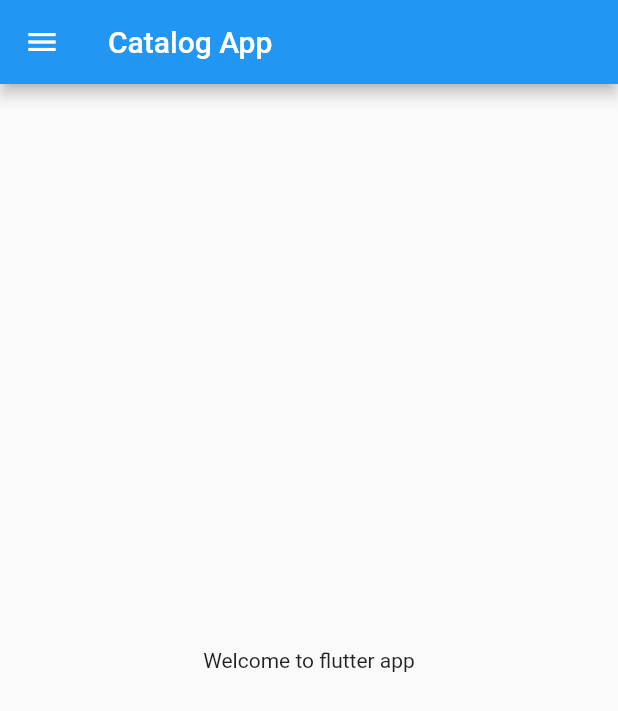
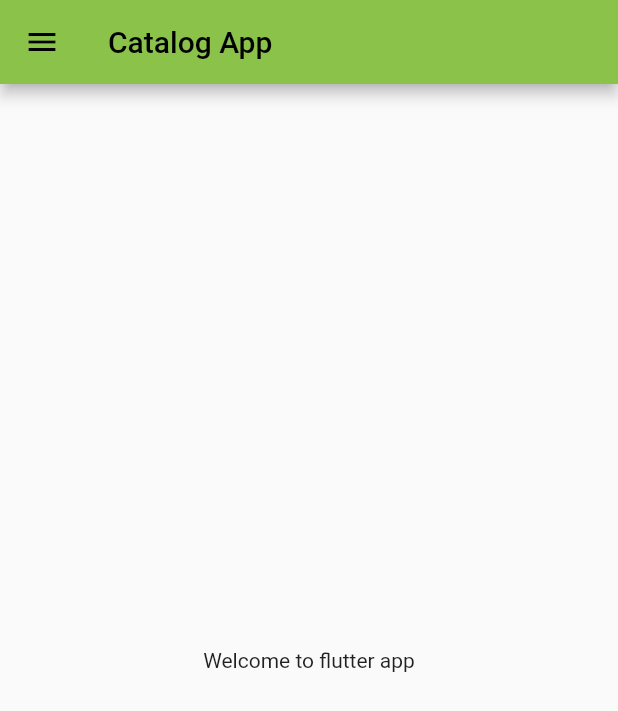
Before and after one commit to mumar5112003/catalog_app, a Flutter app: the screen it shows after launch, on a phone screen of 412 x 824 dp. Shown: the top 711 px of the screen. Run offline on Flutter 3.47's test engine with Material 2 defaults, Android fonts, the phone set to English and light mode, and no system bars.

Commit message:
day 2 completed
Signed-off-by: Your Name <you@example.com>

```diff
--- a/lib/main.dart
+++ b/lib/main.dart
@@ -1,4 +1,5 @@
-import 'package:catalog_app/home_page.dart';
+import 'package:catalog_app/pages/home_page.dart';
+import 'package:catalog_app/pages/login_page.dart';
 import 'package:flutter/material.dart';
 
 void main() {
@@ -10,6 +11,19 @@ class MyApp extends StatelessWidget {
 
   @override
   Widget build(BuildContext context) {
-    return MaterialApp(debugShowCheckedModeBanner: false, home: HomePage());
+    return MaterialApp(
+      debugShowCheckedModeBanner: false,
+      themeMode: ThemeMode.light,
+      theme: ThemeData(primarySwatch: Colors.lightGreen),
+      darkTheme: ThemeData(
+        brightness: Brightness.dark,
+      ),
+      initialRoute: '/home',
+      routes: {
+        '/': (context) => LoginPage(),
+        '/login': (context) => LoginPage(),
+        '/home': (context) => HomePage(),
+      },
+    );
   }
 }
--- /dev/null
+++ b/lib/pages/home_page.dart
@@ -0,0 +1,19 @@
+import 'package:flutter/material.dart';
+
+class HomePage extends StatelessWidget {
+  const HomePage({super.key});
+
+  Widget build(BuildContext context) {
+    return Scaffold(
+      appBar: AppBar(
+        title: Text("Catalog App"),
+      ),
+      body: Center(
+        child: Container(
+          child: Text("Welcome to flutter app"),
+        ),
+      ),
+      drawer: Drawer(),
+    );
+  }
+}
```
Also changed, not shown: lib/pages/login_page.dart (added, +17 -0 lines).
